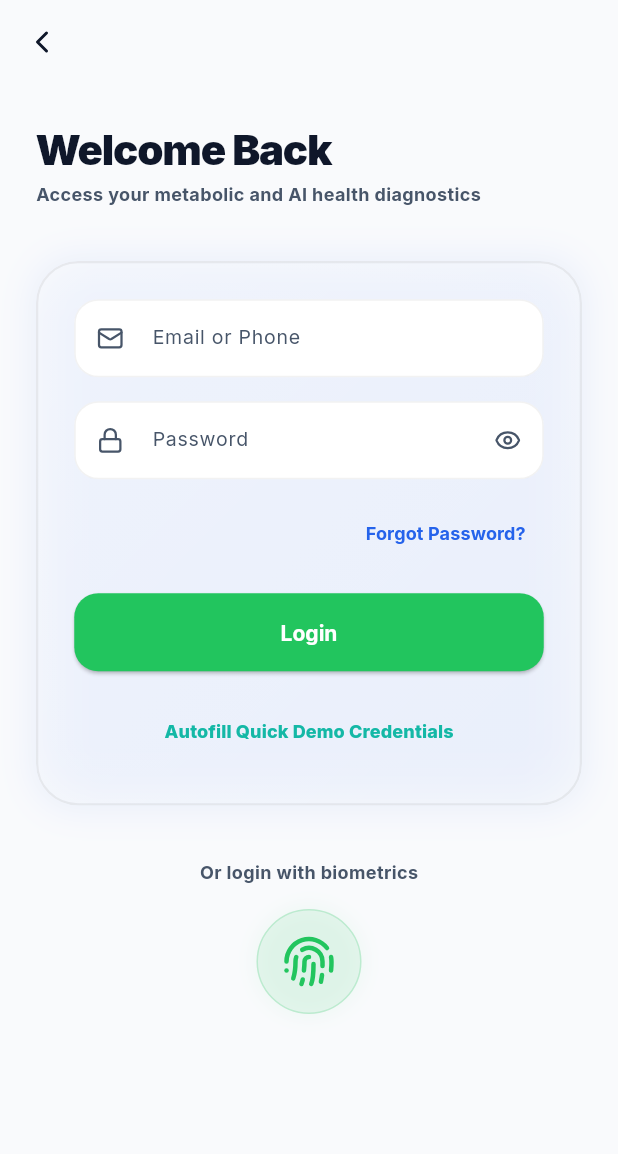
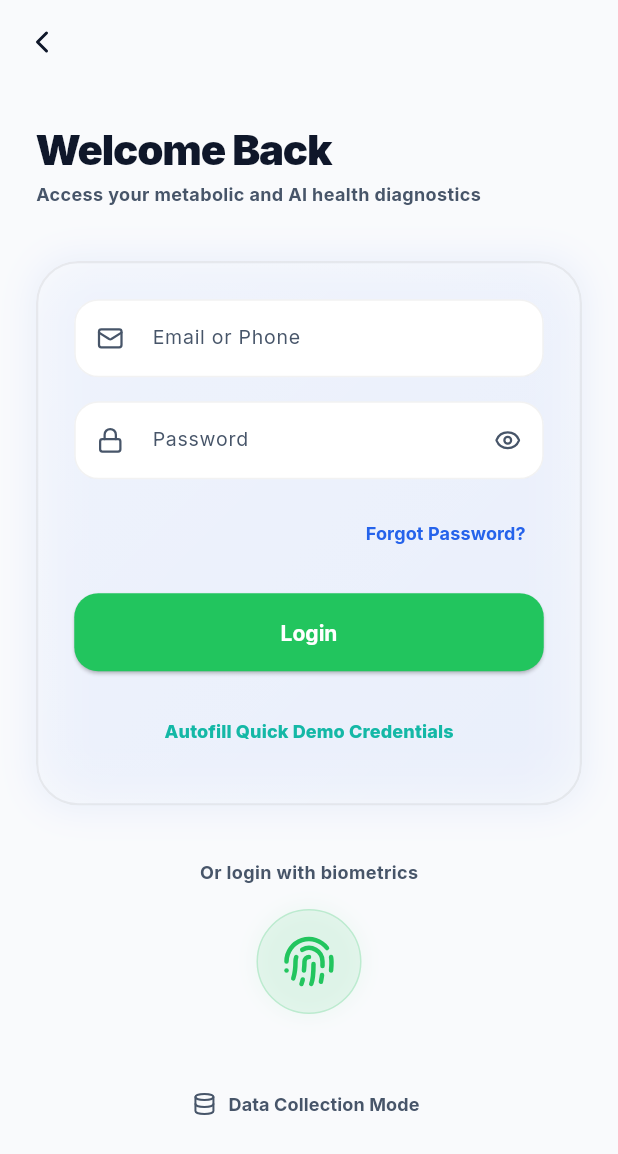
Before and after one commit to thathsarabandara/03-glucovision-mobile, a Flutter app: the LoginScreen screen opened by its route, on a phone screen of 412 x 824 dp. Shown: the top 1154 px of the screen. Run offline on Flutter 3.47's test engine with Material 3 defaults, Android fonts, the phone set to English and light mode, and no system bars; our stand-ins replace flutter_riverpod, go_router, google_fonts, lucide_icons.

Commit message:
feat: implement data collection module and dashboard UI with food record management

```diff
--- a/lib/features/auth/screens/login_screen.dart
+++ b/lib/features/auth/screens/login_screen.dart
@@ -234,6 +234,24 @@ class _LoginScreenState extends State<LoginScreen> {
                         ),
                       ),
                     ),
+                    const SizedBox(height: 36),
+
+                    // 3. Data Collection Shortcut
+                    TextButton.icon(
+                      onPressed: () {
+                        // Bypass auth entirely for data collection
+                        context.go('/data-collect');
+                      },
+                      icon: const Icon(LucideIcons.database, size: 16, color: AppTheme.textSecondary),
+                      label: const Text(
+                        'Data Collection Mode',
+                        style: TextStyle(
+                          color: AppTheme.textSecondary,
+                          fontSize: 12,
+                          fontWeight: FontWeight.bold,
+                        ),
+                      ),
+                    ),
                   ],
                 ),
               ),
```
